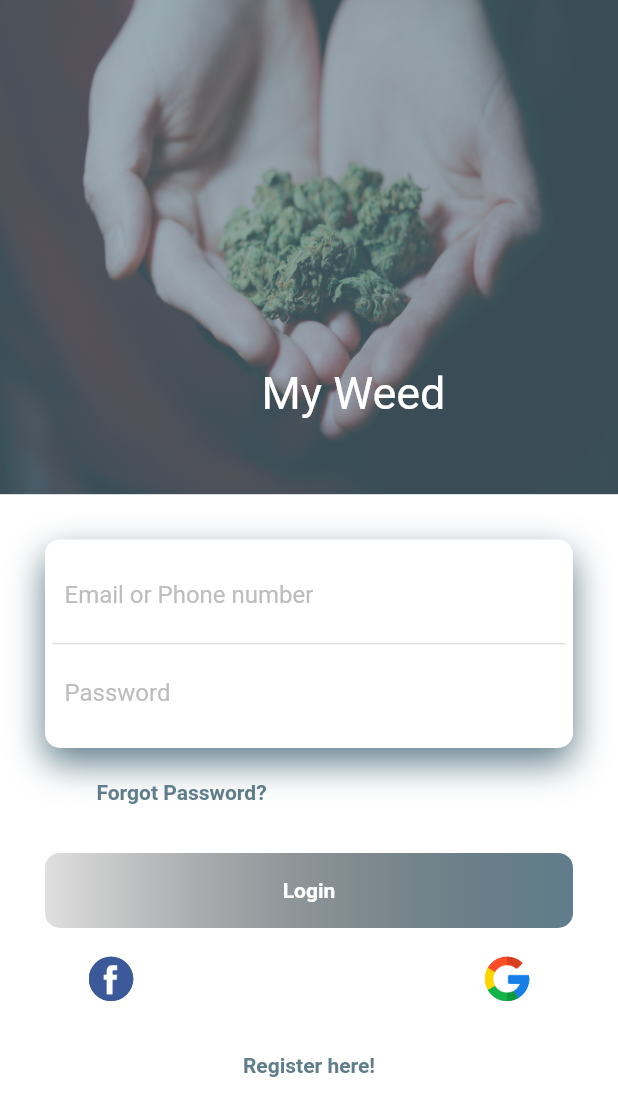
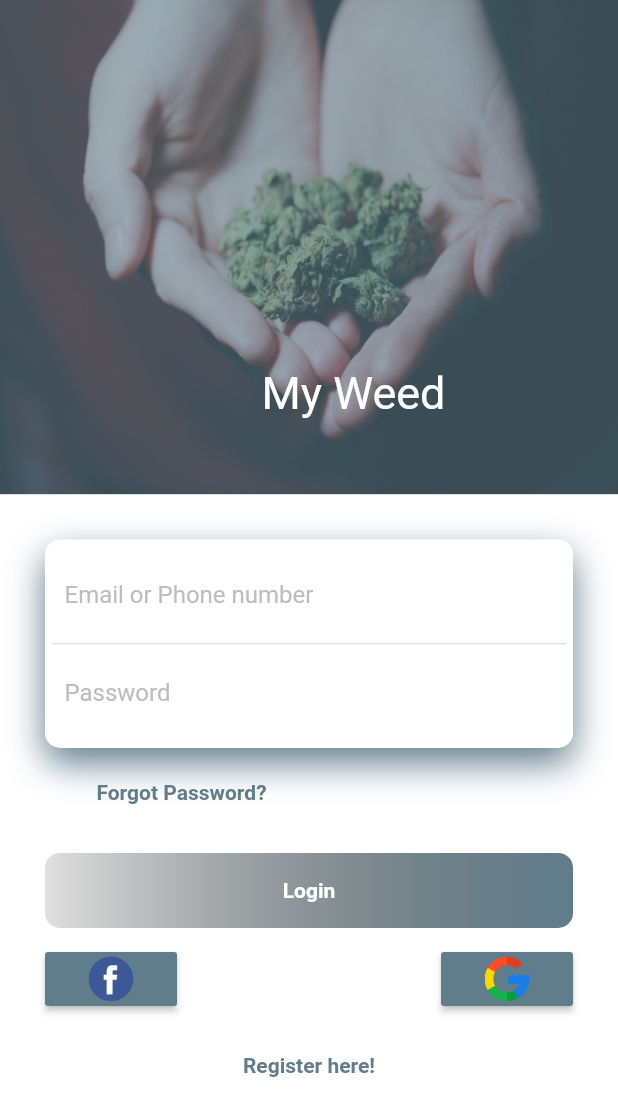
Before and after one commit to JFmaia/example_login_page, a Flutter app: the screen it shows after launch, on a phone screen of 412 x 824 dp. Shown: the top 1116 px of the screen. Run offline on Flutter 3.47's test engine with Material 2 defaults, Android fonts, the phone set to English and light mode, and no system bars.

Commit message:
Adicionando cor aos botões.

```diff
--- a/login_page/lib/pages/login_page.dart
+++ b/login_page/lib/pages/login_page.dart
@@ -115,12 +115,14 @@ class _LoginPageState extends State<LoginPage> {
                       mainAxisAlignment: MainAxisAlignment.spaceBetween,
                       children: [
                         MaterialButton(
+                          color: Colors.blueGrey,
                           onPressed: () {},
                           child: Container(
                             height: 30,
                             width: 30,
                             decoration: BoxDecoration(
                               borderRadius: BorderRadius.circular(20),
+                              color: Colors.blueGrey,
                               image: const DecorationImage(
                                 image: AssetImage("assets/facebook.png"),
                                 fit: BoxFit.cover,
@@ -129,6 +131,7 @@ class _LoginPageState extends State<LoginPage> {
                           ),
                         ),
                         MaterialButton(
+                          color: Colors.blueGrey,
                           onPressed: () {},
                           child: Container(
                             height: 30,
```
